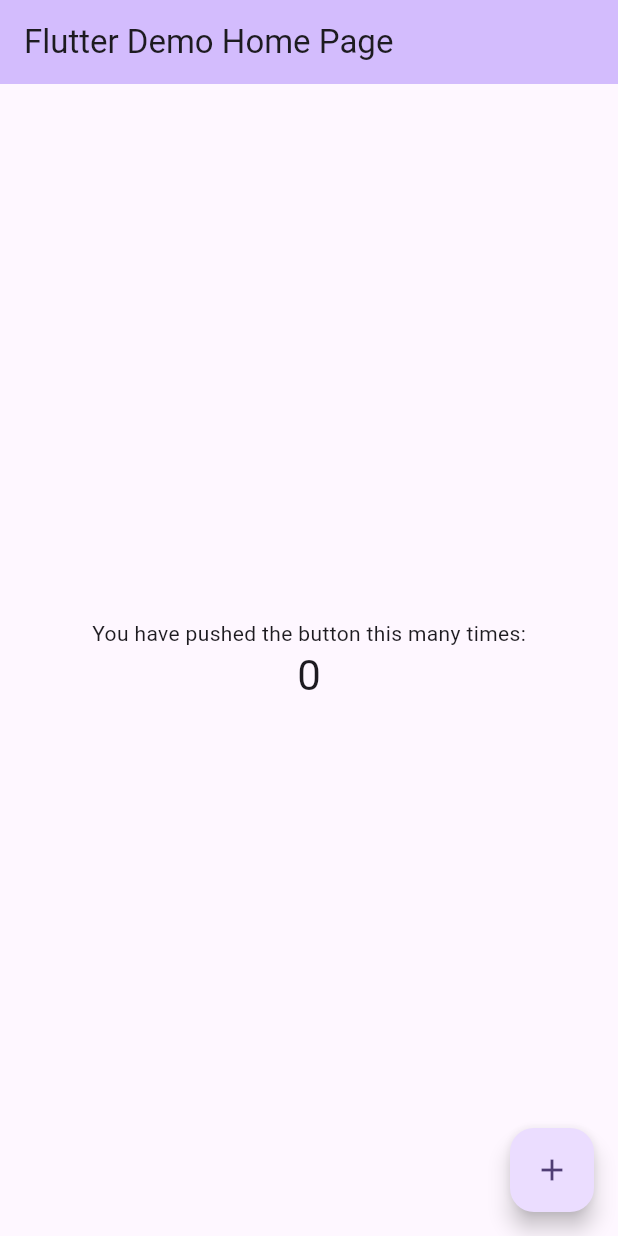
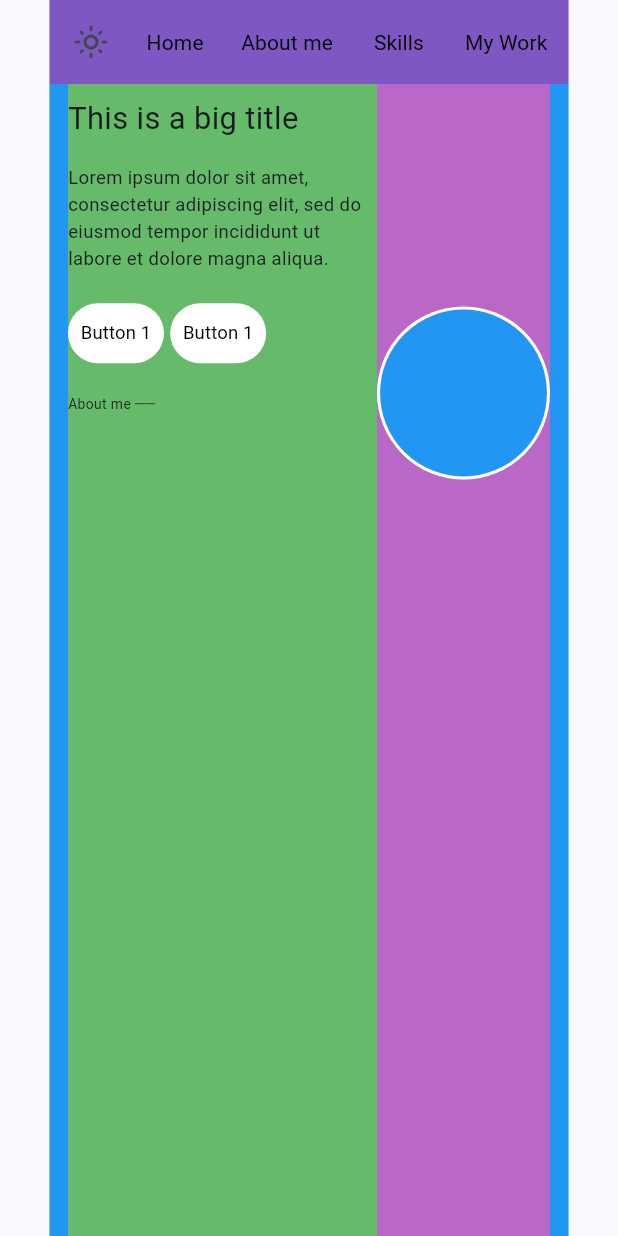
Before and after one commit to racMart00/my_resume, a Flutter app: the screen it shows after launch, on a phone screen of 412 x 824 dp. Run offline on Flutter 3.47's test engine with Material 3 defaults, Android fonts, the phone set to English and light mode, and no system bars; our stand-ins replace flutter_riverpod, go_router.

Commit message:
v.0.1 Maquetado

```diff
--- /dev/null
+++ b/lib/config/router/app_router.dart
@@ -0,0 +1,30 @@
+import "package:go_router/go_router.dart";
+
+import "package:my_resume/presentation/screens/screens.dart";
+
+final appRouter = GoRouter(
+  initialLocation: '/home/0',
+  routes: [
+
+    //* Redirect '/' --> '/home/0'
+    GoRoute(
+      path: '/',
+      redirect: ( _ , __ ) => '/home/0',
+    ),
+
+    //* Rutas padre/hijo
+    GoRoute( //* Padre
+      path: '/home/:page',
+      name: HomeScreen.name,
+      builder: (context, state) {
+        final pageIndex = int.parse( state.pathParameters['page'] ?? '0' );
+
+        return HomeScreen( pageIndex: pageIndex );
+      },
+      routes: [
+
+      ]
+    ),
+
+  ]
+);
--- /dev/null
+++ b/lib/config/theme/app_theme.dart
@@ -0,0 +1,48 @@
+import 'package:flutter/material.dart';
+
+const colorList = <Color>[
+  Colors.blue,
+  Colors.teal,
+  Colors.green,
+  Colors.red,
+  Colors.purple,
+  Colors.deepPurple,
+  Colors.orange,
+  Colors.pink,
+  Colors.pinkAccent,
+];
+
+class AppTheme {
+
+  final int selectedColor;
+  final bool isDarkmode;
+
+  AppTheme({
+    this.selectedColor = 0,
+    this.isDarkmode = false,
+  }): assert ( selectedColor >= 0, 'Selected color must be greater then 0' ),
+      assert ( selectedColor < colorList.length, 'Selected color must be less or equal than ${ colorList.length - 1 }' );
+
+  ThemeData getTheme() => ThemeData(
+    useMaterial3: true,
+    brightness: isDarkmode ? Brightness.dark : Brightness.light,
+    colorSchemeSeed: colorList[ selectedColor ],
+    appBarTheme: const AppBarTheme(
+      centerTitle: false,
+    ),
+    textButtonTheme: TextButtonThemeData(
+      style: TextButton.styleFrom(
+        foregroundColor: isDarkmode ? Colors.white : Colors.black,
+      ),
+    ),
+  );
+
+  AppTheme copyWith({
+    int? selectedColor,
+    bool? isDarkmode,
+   }) => AppTheme(
+    selectedColor: selectedColor ?? this.selectedColor,
+    isDarkmode: isDarkmode  ?? this.isDarkmode,
+   );
+
+}
--- /dev/null
+++ b/lib/config/utils/responsive.dart
@@ -0,0 +1,19 @@
+import 'package:flutter/material.dart';
+
+class Responsive {
+  final Widget mobile;
+  final Widget? tablet;
+  final Widget desktop;
+
+  const Responsive({
+    required this.mobile,
+    this.tablet,
+    required this.desktop,
+  });
+
+  static bool isMobile(BuildContext context) => MediaQuery.sizeOf(context).width < 904;
+
+  static bool isTablet(BuildContext context) => MediaQuery.sizeOf(context).width < 1280 && MediaQuery.sizeOf(context).width >= 904;
+
+  static bool isDesktop(BuildContext context) => MediaQuery.sizeOf(context).width >= 1280;
+}
--- a/lib/main.dart
+++ b/lib/main.dart
@@ -1,125 +1,30 @@
 import 'package:flutter/material.dart';
+import 'package:flutter_riverpod/flutter_riverpod.dart';
+
+import 'package:my_resume/config/router/app_router.dart';
+import 'package:my_resume/config/theme/app_theme.dart';
+import 'package:my_resume/presentation/providers/theme_provider.dart';
 
 void main() {
-  runApp(const MyApp());
+  runApp(
+    const ProviderScope(
+      child: MainApp()
+    )
+  );
 }
 
-class MyApp extends StatelessWidget {
-  const MyApp({super.key});
+class MainApp extends ConsumerWidget {
+  const MainApp({super.key});
 
-  // This widget is the root of your application.
   @override
-  Widget build(BuildContext context) {
-    return MaterialApp(
-      title: 'Flutter Demo',
-      theme: ThemeData(
-        // This is the theme of your application.
-        //
-        // TRY THIS: Try running your application with "flutter run". You'll see
-        // the application has a purple toolbar. Then, without quitting the app,
-        // try changing the seedColor in the colorScheme below to Colors.green
-        // and then invoke "hot reload" (save your changes or press the "hot
-        // reload" button in a Flutter-supported IDE, or press "r" if you used
-        // the command line to start the app).
-        //
-        // Notice that the counter didn't reset back to zero; the application
-        // state is not lost during the reload. To reset the state, use hot
-        // restart instead.
-        //
-        // This works for code too, not just values: Most code changes can be
-        // tested with just a hot reload.
-        colorScheme: ColorScheme.fromSeed(seedColor: Colors.deepPurple),
-        useMaterial3: true,
-      ),
-      home: const MyHomePage(title: 'Flutter Demo Home Page'),
+  Widget build(BuildContext context, WidgetRef ref) {
+    final AppTheme appTheme = ref.watch( themeNotifierProvider );
+
+    return MaterialApp.router(
+      title: 'racMart',
+      routerConfig: appRouter,
+      debugShowCheckedModeBanner: false,
+      theme: appTheme.getTheme(),
     );
   }
 }
-
-class MyHomePage extends StatefulWidget {
-  const MyHomePage({super.key, required this.title});
-
-  // This widget is the home page of your application. It is stateful, meaning
-  // that it has a State object (defined below) that contains fields that affect
-  // how it looks.
-
-  // This class is the configuration for the state. It holds the values (in this
-  // case the title) provided by the parent (in this case the App widget) and
-  // used by the build method of the State. Fields in a Widget subclass are
-  // always marked "final".
-
-  final String title;
-
-  @override
-  State<MyHomePage> createState() => _MyHomePageState();
-}
-
-class _MyHomePageState extends State<MyHomePage> {
-  int _counter = 0;
-
-  void _incrementCounter() {
-    setState(() {
-      // This call to setState tells the Flutter framework that something has
-      // changed in this State, which causes it to rerun the build method below
-      // so that the display can reflect the updated values. If we changed
-      // _counter without calling setState(), then the build method would not be
-      // called again, and so nothing would appear to happen.
-      _counter++;
-    });
-  }
-
-  @override
-  Widget build(BuildContext context) {
-    // This method is rerun every time setState is called, for instance as done
-    // by the _incrementCounter method above.
-    //
-    // The Flutter framework has been optimized to make rerunning build methods
-    // fast, so that you can just rebuild anything that needs updating rather
-    // than having to individually change instances of widgets.
-    return Scaffold(
-      appBar: AppBar(
-        // TRY THIS: Try changing the color here to a specific color (to
-        // Colors.amber, perhaps?) and trigger a hot reload to see the AppBar
-        // change color while the other colors stay the same.
-        backgroundColor: Theme.of(context).colorScheme.inversePrimary,
-        // Here we take the value from the MyHomePage object that was created by
-        // the App.build method, and use it to set our appbar title.
-        title: Text(widget.title),
-      ),
-      body: Center(
-        // Center is a layout widget. It takes a single child and positions it
-        // in the middle of the parent.
-        child: Column(
-          // Column is also a layout widget. It takes a list of children and
-          // arranges them vertically. By default, it sizes itself to fit its
-          // children horizontally, and tries to be as tall as its parent.
-          //
-          // Column has various properties to control how it sizes itself and
-          // how it positions its children. Here we use mainAxisAlignment to
-          // center the children vertically; the main axis here is the vertical
-          // axis because Columns are vertical (the cross axis would be
-          // horizontal).
-          //
-          // TRY THIS: Invoke "debug painting" (choose the "Toggle Debug Paint"
-          // action in the IDE, or press "p" in the console), to see the
-          // wireframe for each widget.
-          mainAxisAlignment: MainAxisAlignment.center,
-          children: <Widget>[
-            const Text(
-              'You have pushed the button this many times:',
-            ),
-            Text(
-              '$_counter',
-              style: Theme.of(context).textTheme.headlineMedium,
-            ),
-          ],
-        ),
-      ),
-      floatingActionButton: FloatingActionButton(
-        onPressed: _incrementCounter,
-        tooltip: 'Increment',
-        child: const Icon(Icons.add),
-      ), // This trailing comma makes auto-formatting nicer for build methods.
-    );
-  }
-}
--- /dev/null
+++ b/lib/presentation/providers/theme_provider.dart
@@ -0,0 +1,31 @@
+import 'package:flutter_riverpod/flutter_riverpod.dart';
+import 'package:my_resume/config/theme/app_theme.dart';
+
+// Listado de colores  inmutable
+final colorListProvider = Provider((ref) => colorList);
+
+// Estado => isDarkModeProvider = boolean
+final isDarkModeProvider = StateProvider((ref) => true);
+
+// Estado => selectedColorProvider = int
+final selectedColorProvider = StateProvider((ref) => 0);
+
+// Un objeto de tipo AppThemepersonalizado
+final themeNotifierProvider = StateNotifierProvider<ThemeNotifier, AppTheme>((ref) => ThemeNotifier());
+
+// Controler o Notifier
+class ThemeNotifier extends StateNotifier<AppTheme>{
+
+  //STATE = Estado = new AppTheme();
+  // ThemeNotifier(super.state);
+  ThemeNotifier(): super ( AppTheme() );
+
+  void toggleDarkMode(){
+    state = state.copyWith( isDarkmode: !state.isDarkmode );
+  }
+
+  void changeColorIndex( int colorIndex ){
+    state = state.copyWith( selectedColor: colorIndex );
+  }
+
+}
--- /dev/null
+++ b/lib/presentation/screens/about_me/about_me_screen.dart
@@ -0,0 +1,37 @@
+import 'package:flutter/material.dart';
+
+class AboutMeScreen extends StatelessWidget {
+  static const String name = 'about_me_screen';
+
+  const AboutMeScreen({super.key});
+
+  @override
+  Widget build(BuildContext context) {
+    final Size size = MediaQuery.of(context).size;
+
+    return Container(
+      color: Colors.blue.shade500,
+      height: size.height * 0.9,
+      child: Row(
+        mainAxisAlignment: MainAxisAlignment.center,
+        children: [
+
+          Container(
+            width: size.width * 0.5,
+            height: double.maxFinite,
+            color: Colors.green.shade400,
+            child: Text('About')
+          ),
+
+          Container(
+            width: size.width * 0.28,
+            height: double.maxFinite,
+            color: Colors.purple.shade300,
+            child: Text('Aside')
+          ),
+
+        ],
+      ),
+    );
+  }
+}
--- /dev/null
+++ b/lib/presentation/screens/home/home_screen.dart
@@ -0,0 +1,193 @@
+import 'package:flutter/material.dart';
+import 'package:flutter_riverpod/flutter_riverpod.dart';
+
+import 'package:my_resume/config/utils/responsive.dart';
+import 'package:my_resume/presentation/providers/theme_provider.dart';
+import 'package:my_resume/presentation/screens/screens.dart';
+import 'package:my_resume/presentation/widgets/custom_appbar.dart';
+
+class HomeScreen extends ConsumerWidget {
+  static const String name = 'home_screen';
+  final int pageIndex;
+
+  const HomeScreen({
+    required this.pageIndex,
+    super.key
+  });
+
+  final viewRoutes = const <Widget>[
+    _HomeView(),
+    AboutMeScreen(),
+    SkillsScreen(),
+    MyWorkScreen()
+  ];
+
+  @override
+  Widget build(BuildContext context, WidgetRef ref) {
+
+    final scaffoldKey = GlobalKey<ScaffoldState>();
+    final Size size = MediaQuery.of(context).size;
+
+    return Scaffold(
+      key: scaffoldKey,
+      appBar: CustomAppBar(),
+      body: Padding(
+        padding: EdgeInsets.symmetric( horizontal: size.width * 0.08 ),
+        child: Stack(
+          children: [
+
+            IndexedStack(
+              index: pageIndex,
+              children: viewRoutes,
+            ),
+
+            if(Responsive.isDesktop(context))
+            Positioned(
+              bottom: 0,
+              left: 0,
+              right: 0,
+              child: Opacity(
+                opacity: 0.8,
+                child: Container(
+                  height: size.height * 0.05,
+                  color: Colors.greenAccent.shade400,
+                  child: Row(
+                    mainAxisAlignment: MainAxisAlignment.center,
+                    children: [
+                      Text( 'All rights reserved' ),
+                    ],
+                  ),
+                ),
+              ),
+            ),
+
+          ],
+        ),
+      ),
+    );
+  }
+}
+
+class _HomeView extends ConsumerWidget {
+
+  const _HomeView();
+
+  @override
+  Widget build(BuildContext context, WidgetRef ref) {
+    final isDarkMode = ref.watch(themeNotifierProvider).isDarkmode;
+    final Size size = MediaQuery.of(context).size;
+
+    return Container(
+      color: Colors.blue.shade500,
+      height: size.height * 1,
+      child: Row(
+        mainAxisAlignment: MainAxisAlignment.center,
+        children: [
+
+          Container(
+            width: size.width * 0.5,
+            height: double.maxFinite,
+            color: Colors.green.shade400,
+            child: Column(
+              mainAxisAlignment: MainAxisAlignment.start,
+              crossAxisAlignment: CrossAxisAlignment.start,
+              children: [
+
+                Padding(
+                  padding: EdgeInsets.symmetric( vertical: size.height * 0.01 ),
+                  child: Text(
+                    'This is a big title',
+                    style: TextStyle(
+                      fontSize: Responsive.isMobile(context) ? size.width * 0.05 : size.width * 0.03
+                    ),
+                  ),
+                ),
+
+                Padding(
+                  padding: EdgeInsets.symmetric( vertical: size.height * 0.01 ),
+                  child: Text(
+                    'Lorem ipsum dolor sit amet, consectetur adipiscing elit, sed do eiusmod tempor incididunt ut labore et dolore magna aliqua.',
+                    style: TextStyle(
+                      fontSize: Responsive.isMobile(context) ? size.width * 0.03 : size.width * 0.015
+                    ),
+                  ),
+                ),
+
+                Padding(
+                  padding: EdgeInsets.symmetric( vertical: size.height * 0.01 ),
+                  child: Row(
+                    children: [
+
+                      TextButton(
+                        onPressed: (){},
+                        style: ButtonStyle(
+                          backgroundColor: isDarkMode ? WidgetStateProperty.all(Colors.grey.shade900) : WidgetStateProperty.all(Colors.white),
+                          padding: WidgetStateProperty.all(EdgeInsets.symmetric(vertical: size.width * 0.01, horizontal: size.width * 0.0125 )),
+                        ),
+                        child: Text(
+                          'Button 1',
+                          style: TextStyle(
+                            fontSize: Responsive.isMobile(context) ? size.width * 0.03 : size.width * 0.015
+                          ),
+                        ),
+                      ),
+
+                      SizedBox( width: size.width * 0.01 ),
+
+                      TextButton(
+                        onPressed: (){},
+                        style: ButtonStyle(
+                          backgroundColor: isDarkMode ? WidgetStateProperty.all(Colors.grey.shade900) : WidgetStateProperty.all(Colors.white),
+                          padding: WidgetStateProperty.all(EdgeInsets.symmetric(vertical: size.width * 0.01, horizontal: size.width * 0.0125 )),
+                        ),
+                        child: Text(
+                          'Button 1',
+                          style: TextStyle(
+                            fontSize: Responsive.isMobile(context) ? size.width * 0.03 : size.width * 0.015
+                          ),
+                        ),
+                      ),
+
+                    ],
+                  ),
+                ),
+
+                Padding(
+                  padding: EdgeInsets.symmetric( vertical: size.height * 0.01 ),
+                  child: Text(
+                    'About me ──',
+                    style: TextStyle(
+                      fontSize: Responsive.isMobile(context) ? size.width * 0.0225 : size.width * 0.01
+                    ),
+                  ),
+                ),
+
+              ],
+            )
+          ),
+
+          Container(
+            width: size.width * 0.28,
+            height: double.maxFinite,
+            color: Colors.purple.shade300,
+            child: Align(
+              alignment: Alignment.topCenter,
+              child: Container(
+                height: size.height * 0.5,
+                decoration: BoxDecoration(
+                  shape: BoxShape.circle,
+                  color: Colors.blue,
+                  border: Border.all(
+                    color: Colors.white,
+                    width:  size.width * 0.005,
+                  ),
+                ),
+              ),
+            )
+          ),
+
+        ],
+      ),
+    );
+  }
+}
--- /dev/null
+++ b/lib/presentation/screens/my_work/my_work_screen.dart
@@ -0,0 +1,37 @@
+import 'package:flutter/material.dart';
+
+class MyWorkScreen extends StatelessWidget {
+  static const String name = 'my_work_screen';
+
+  const MyWorkScreen({super.key});
+
+  @override
+  Widget build(BuildContext context) {
+    final Size size = MediaQuery.of(context).size;
+
+    return Container(
+      color: Colors.blue.shade500,
+      height: size.height * 0.9,
+      child: Row(
+        mainAxisAlignment: MainAxisAlignment.center,
+        children: [
+
+          Container(
+            width: size.width * 0.5,
+            height: double.maxFinite,
+            color: Colors.green.shade400,
+            child: Text('My Work')
+          ),
+
+          Container(
+            width: size.width * 0.28,
+            height: double.maxFinite,
+            color: Colors.purple.shade300,
+            child: Text('Aside')
+          ),
+
+        ],
+      ),
+    );
+  }
+}
--- /dev/null
+++ b/lib/presentation/screens/screens.dart
@@ -0,0 +1,4 @@
+export 'package:my_resume/presentation/screens/home/home_screen.dart';
+export 'package:my_resume/presentation/screens/about_me/about_me_screen.dart';
+export 'package:my_resume/presentation/screens/skills/skills_screen.dart';
+export 'package:my_resume/presentation/screens/my_work/my_work_screen.dart';
--- /dev/null
+++ b/lib/presentation/screens/skills/skills_screen.dart
@@ -0,0 +1,37 @@
+import 'package:flutter/material.dart';
+
+class SkillsScreen extends StatelessWidget {
+  static const String name = 'skills_screen';
+
+  const SkillsScreen({super.key});
+
+  @override
+  Widget build(BuildContext context) {
+    final Size size = MediaQuery.of(context).size;
+
+    return Container(
+      color: Colors.blue.shade500,
+      height: size.height * 0.9,
+      child: Row(
+        mainAxisAlignment: MainAxisAlignment.center,
+        children: [
+
+          Container(
+            width: size.width * 0.5,
+            height: double.maxFinite,
+            color: Colors.green.shade400,
+            child: Text('Skills')
+          ),
+
+          Container(
+            width: size.width * 0.28,
+            height: double.maxFinite,
+            color: Colors.purple.shade300,
+            child: Text('Aside')
+          ),
+
+        ],
+      ),
+    );
+  }
+}
--- /dev/null
+++ b/lib/presentation/widgets/custom_appbar.dart
@@ -0,0 +1,76 @@
+import 'package:flutter/material.dart';
+import 'package:flutter_riverpod/flutter_riverpod.dart';
+import 'package:go_router/go_router.dart';
+
+import 'package:my_resume/presentation/providers/theme_provider.dart';
+
+class CustomAppBar extends ConsumerWidget implements PreferredSizeWidget {
+
+  const CustomAppBar({super.key});
+
+  @override
+  Size get preferredSize => const Size.fromHeight(kToolbarHeight);
+
+  @override
+  Widget build(BuildContext context, WidgetRef ref) {
+    final isDarkMode = ref.watch(themeNotifierProvider).isDarkmode;
+    final Size size = MediaQuery.of(context).size;
+
+    return Padding(
+      padding: EdgeInsets.symmetric( horizontal: size.width * 0.08 ),
+      child: AppBar(
+        backgroundColor: Colors.deepPurple.shade400,
+        title: Text('racMart'),
+        actions: [
+
+          Padding(
+            padding: EdgeInsets.symmetric( horizontal: size.width * 0.005 ),
+            child: Row(
+              children: [
+
+                IconButton(
+                  icon: Icon(isDarkMode
+                      ? Icons.dark_mode_outlined
+                      : Icons.light_mode_outlined),
+                  onPressed: () {
+                    ref.read(themeNotifierProvider.notifier).toggleDarkMode();
+                  },
+                ),
+
+                TextButton(
+                  onPressed: (){
+                    context.go('/home/0');
+                  },
+                  child: Text("Home")
+                ),
+
+                TextButton(
+                  onPressed: (){
+                    context.go('/home/1');
+                  },
+                  child: Text("About me")
+                ),
+
+                TextButton(
+                  onPressed: (){
+                    context.go('/home/2');
+                  },
+                  child: Text("Skills")
+                ),
+
+                TextButton(
+                  onPressed: (){
+                    context.go('/home/3');
+                  },
+                  child: Text("My Work")
+                ),
+
+              ],
+            ),
+          ),
+
+        ],
+      ),
+    );
+  }
+}
```
Also changed, not shown: pubspec.yaml (+35 -9 lines), assets/fonts/Roboto.ttf (added), assets/icons/icon.png (added), pubspec.lock, 46 other files.
